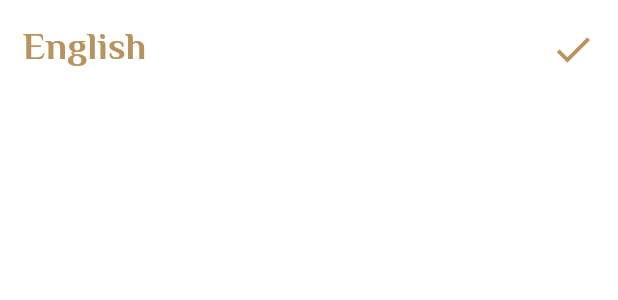
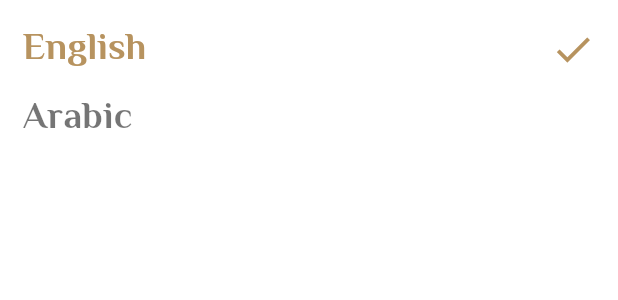
Before and after one commit to helmysherif/islami-app, a Flutter app: the ShowLanguageBottomSheet widget shown alone on an empty page, opened directly, on a phone screen of 412 x 824 dp. Shown: the top 300 px of the screen. Run offline on Flutter 3.47's test engine with Material 3 defaults, Android fonts, the phone set to English and light mode, and no system bars; our stand-ins replace google_fonts; generated files the repository leaves out were written again.

```diff
--- a/lib/screens/hadith_details.dart
+++ b/lib/screens/hadith_details.dart
@@ -37,7 +37,7 @@ class HadithDetails extends StatelessWidget {
               child: Text(args.content,
                   textDirection: TextDirection.rtl,
                   style: GoogleFonts.elMessiri(
-                      fontSize: 23, color: Colors.white),
+                      fontSize: 23, color: Theme.of(context).colorScheme.secondary),
                   textAlign: TextAlign.center),
             ),
           ),
--- a/lib/screens/home_screen.dart
+++ b/lib/screens/home_screen.dart
@@ -7,23 +7,19 @@ import 'package:islami_app/screens/settings_screen.dart';
 import 'package:flutter_gen/gen_l10n/app_localizations.dart';
 class HomeScreen extends StatefulWidget {
   static const String routeName = "quran_screen";
-
   const HomeScreen({super.key});
-
   @override
   State<HomeScreen> createState() => _HomeScreenState();
 }
-
 class _HomeScreenState extends State<HomeScreen> {
   int index = 0;
   List<Widget> tabs = [
     QuranScreen(),
-    const HadithScreen(),
+    HadithScreen(),
     const SebihaScreen(),
     const RadioScreen(),
     const SettingsScreen()
   ];
-
   @override
   Widget build(BuildContext context) {
     return SafeArea(
--- a/lib/screens/show_language_bottom_sheet.dart
+++ b/lib/screens/show_language_bottom_sheet.dart
@@ -2,8 +2,10 @@ import 'package:flutter/material.dart';
 import 'package:provider/provider.dart';
 
 import '../providers/settings_provider.dart';
+
 class ShowLanguageBottomSheet extends StatelessWidget {
   const ShowLanguageBottomSheet({super.key});
+
   @override
   Widget build(BuildContext context) {
     var provider = Provider.of<SettingProvider>(context);
@@ -14,7 +16,7 @@ class ShowLanguageBottomSheet extends StatelessWidget {
         child: Column(
           children: [
             InkWell(
-              onTap: (){
+              onTap: () {
                 provider.changeLanguage("en");
                 Navigator.pop(context);
               },
@@ -23,21 +25,30 @@ class ShowLanguageBottomSheet extends StatelessWidget {
                   Text(
                     "English",
                     style: Theme.of(context).textTheme.bodyMedium!.copyWith(
-                      color: provider.language == 'en' ? Theme.of(context).colorScheme.secondary : Colors.white
-                    ),
+                        color: provider.language == 'en'
+                            ? Theme.of(context).colorScheme.secondary
+                            : provider.themeMode == ThemeMode.light
+                                ? Colors.black54
+                                : Colors.white),
                   ),
                   const Spacer(),
-                  provider.language == 'en' ? Icon(
-                    Icons.check,
-                    color: provider.language == 'en' ? Theme.of(context).colorScheme.secondary : Colors.white,
-                    size: 30,
-                  ) : Container()
+                  provider.language == 'en'
+                      ? Icon(
+                          Icons.check,
+                          color: provider.language == 'en'
+                              ? Theme.of(context).colorScheme.secondary
+                              : provider.themeMode == ThemeMode.light
+                                  ? Colors.black54
+                                  : Colors.white,
+                          size: 30,
+                        )
+                      : Container()
                 ],
               ),
             ),
             const SizedBox(height: 10),
             InkWell(
-              onTap: (){
+              onTap: () {
                 provider.changeLanguage("ar");
                 Navigator.pop(context);
               },
@@ -46,15 +57,25 @@ class ShowLanguageBottomSheet extends StatelessWidget {
                   Text(
                     "Arabic",
                     style: Theme.of(context).textTheme.bodyMedium!.copyWith(
-                      color: provider.language == 'ar' ? Theme.of(context).colorScheme.secondary : Colors.white,
-                    ),
+                          color: provider.language == 'ar'
+                              ? Theme.of(context).colorScheme.secondary
+                              : provider.themeMode == ThemeMode.light
+                                  ? Colors.black54
+                                  : Colors.white,
+                        ),
                   ),
                   const Spacer(),
-                  provider.language == 'ar' ? Icon(
-                    Icons.check,
-                    color: provider.language == 'ar' ? Theme.of(context).colorScheme.secondary : Colors.white ,
-                    size: 30,
-                  ) : Container()
+                  provider.language == 'ar'
+                      ? Icon(
+                          Icons.check,
+                          color: provider.language == 'ar'
+                              ? Theme.of(context).colorScheme.secondary
+                              : provider.themeMode == ThemeMode.light
+                                  ? Colors.black54
+                                  : Colors.white,
+                          size: 30,
+                        )
+                      : Container()
                 ],
               ),
             )
```
Also changed, not shown: lib/main.dart (+5 -2 lines), lib/providers/hadith_provider.dart (added, +19 -0 lines), lib/providers/sura_details_provider.dart (added, +11 -0 lines), lib/screens/hadith.dart (+13 -25 lines), lib/screens/sura_details.dart (+12 -20 lines).
